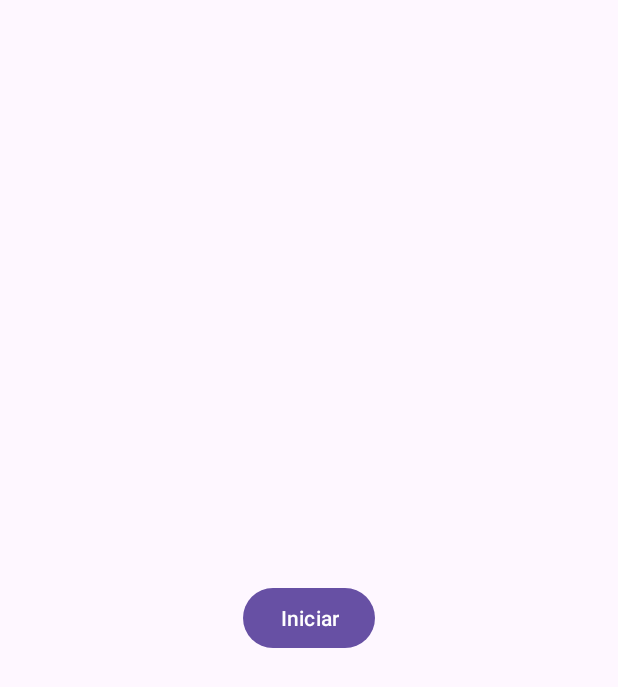
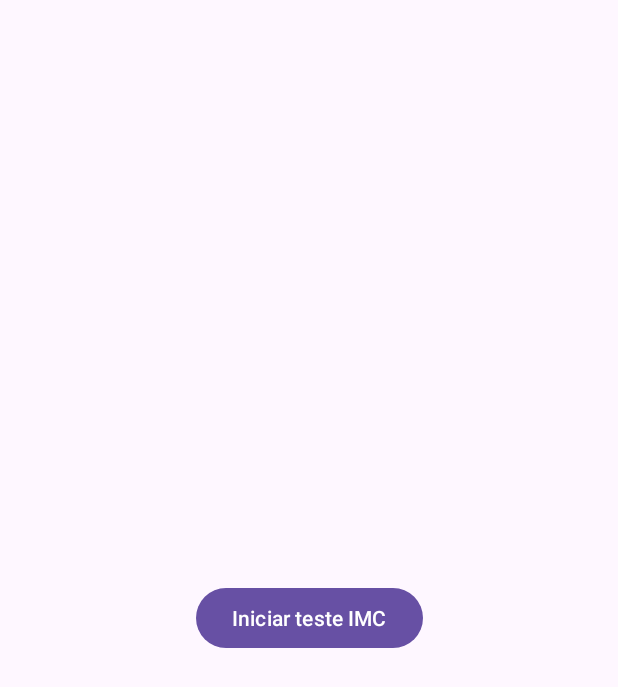
Before and after one commit to joaopconstant/AP2-DevMobile, an Android app: the screen it shows after launch (MainActivity), on a phone screen of 412 x 824 dp. Shown: the top 687 px of the screen. Run offline under Robolectric (Android 15) with nearby library versions, the light colour scheme and no system bars.

Commit message:
Update activity_main.xml

```diff
--- a/app/src/main/res/layout/activity_main.xml
+++ b/app/src/main/res/layout/activity_main.xml
@@ -10,7 +10,7 @@
         android:id="@+id/startButton"
         android:layout_width="wrap_content"
         android:layout_height="wrap_content"
-        android:text="Iniciar"
+        android:text="Iniciar teste IMC"
         app:layout_constraintBottom_toBottomOf="parent"
         app:layout_constraintEnd_toEndOf="parent"
         app:layout_constraintStart_toStartOf="parent"
```
